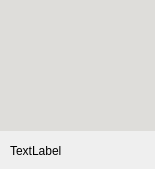
inktell/python-app, file ui/pro_item.ui: the form before one commit.
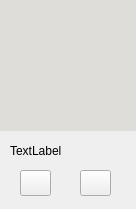
The form after the commit.

Patch:
```diff
--- a/ui/pro_item.ui
+++ b/ui/pro_item.ui
@@ -6,8 +6,8 @@
    <rect>
     <x>0</x>
     <y>0</y>
-    <width>155</width>
-    <height>169</height>
+    <width>136</width>
+    <height>209</height>
    </rect>
   </property>
   <property name="windowTitle">
@@ -42,6 +42,32 @@
     <string>TextLabel</string>
    </property>
   </widget>
+  <widget class="QPushButton" name="pushButton">
+   <property name="geometry">
+    <rect>
+     <x>20</x>
+     <y>170</y>
+     <width>31</width>
+     <height>26</height>
+    </rect>
+   </property>
+   <property name="text">
+    <string/>
+   </property>
+  </widget>
+  <widget class="QPushButton" name="pushButton_2">
+   <property name="geometry">
+    <rect>
+     <x>80</x>
+     <y>170</y>
+     <width>31</width>
+     <height>26</height>
+    </rect>
+   </property>
+   <property name="text">
+    <string/>
+   </property>
+  </widget>
  </widget>
  <resources/>
  <connections/>
```
